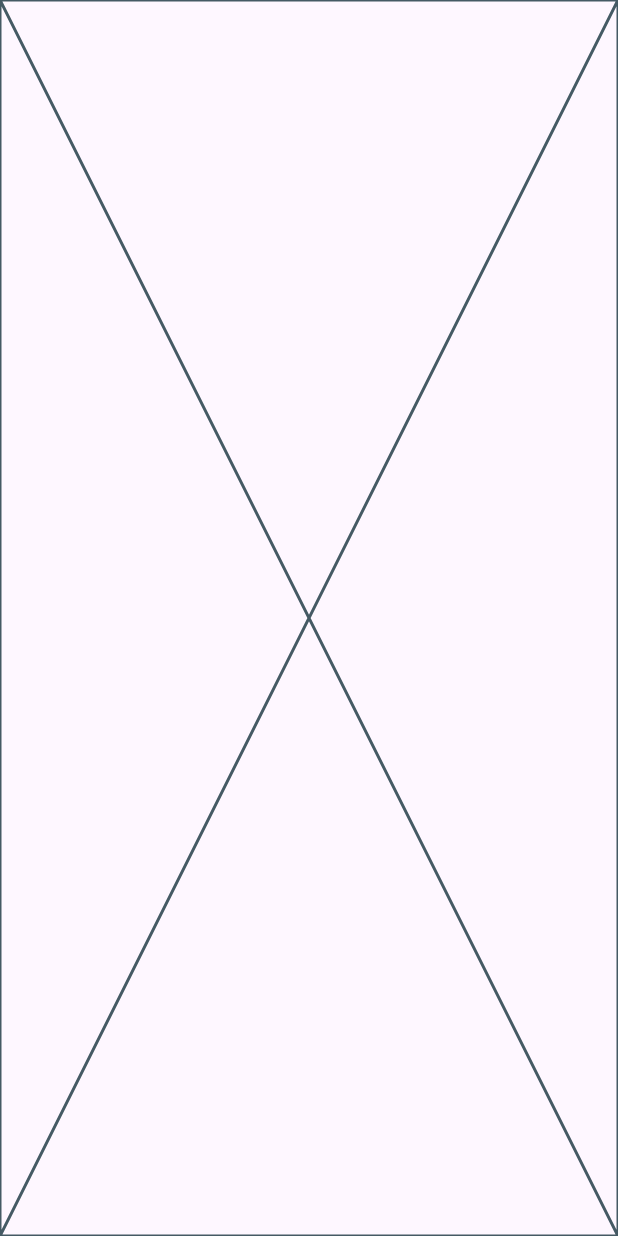
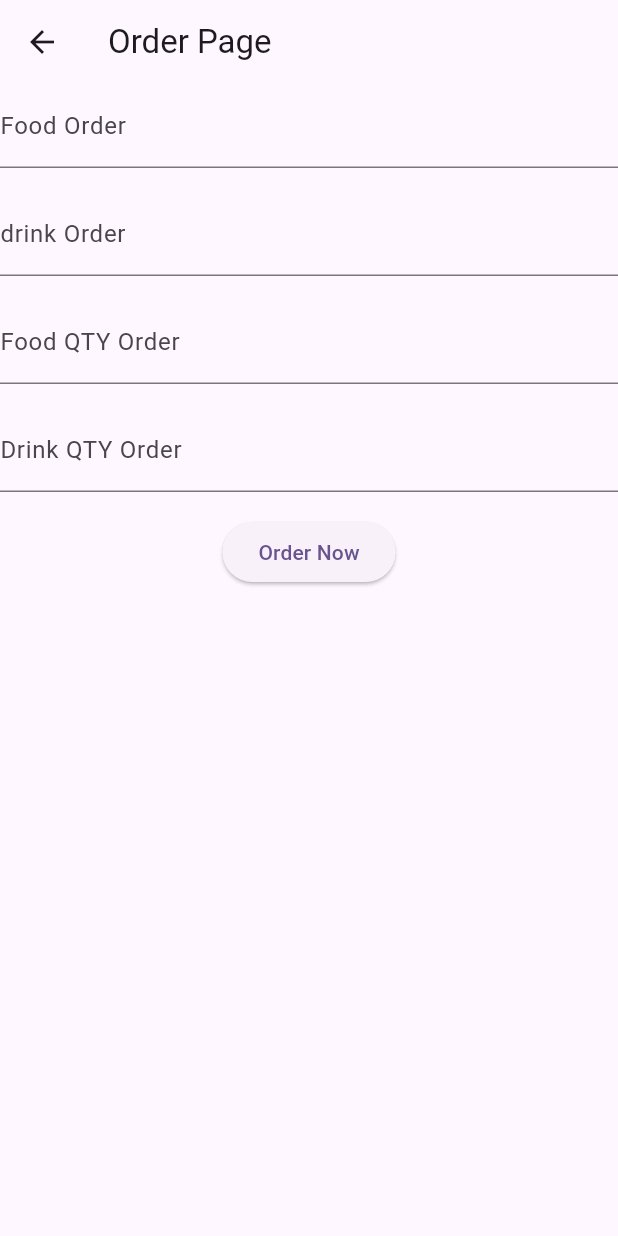
Before and after one commit to MusthafaLuthfi76/20220140201_act4, a Flutter app: the OrderPage screen opened directly, on a phone screen of 412 x 824 dp. Run offline on Flutter 3.47's test engine with Material 3 defaults, Android fonts, the light colour scheme and no system bars.

Commit message:
Menambahkan form order page dan juga button untuk ke detail order page

```diff
--- a/lib/OrderPage.dart
+++ b/lib/OrderPage.dart
@@ -19,12 +19,72 @@
     int jumlahMinuman = int.tryParse(jumlahMinumanController.text) ?? 0;
 
     setState(() {
-      totalHarga = (jumlahMakanan * 32000) + (jumlahMakanan * 50000);
+      totalHarga = (jumlahMakanan * 32000) + (jumlahMinuman * 50000);
     });
   }
 
   @override
   Widget build(BuildContext context) {
-    return const Placeholder();
+    final _formKey = GlobalKey<FormState>();
+    return Scaffold(
+      appBar: AppBar(title: Text('Order Page')),
+      body: Form(
+        key: _formKey,
+        child: Column(
+          spacing: 16,
+          children: [
+            TextFormField(
+              controller: makananController,
+              decoration: const InputDecoration(labelText: 'Food Order'),
+              validator: (value) {
+                if (value == null || value.isEmpty) {
+                  return 'Please enter yout food order';
+                }
+                return null;
+              },
+            ),
+            TextFormField(
+              controller: minumanController,
+              decoration: const InputDecoration(labelText: 'drink Order'),
+              validator: (value) {
+                if (value == null || value.isEmpty) {
+                  return 'Please enter yout drink order';
+                }
+                return null;
+              },
+            ),
+            TextFormField(
+              controller: jumlahMakananController,
+              decoration: const InputDecoration(labelText: 'Food QTY Order'),
+              validator: (value) {
+                if (value == null || value.isEmpty) {
+                  return 'Please enter your qty of food order';
+                }
+                return null;
+              },
+            ),
+            TextFormField(
+              controller: jumlahMinumanController,
+              decoration: const InputDecoration(labelText: 'Drink QTY Order'),
+              validator: (value) {
+                if (value == null || value.isEmpty) {
+                  return 'Please enter your qty of drink order';
+                }
+                return null;
+              },
+            ),
+            ElevatedButton(
+              onPressed: () {
+                if (_formKey.currentState!.validate()) {
+                  calculateTotalPrice();
+                  Navigator.push(context, MaterialPageRoute(builder: (context) => ),);
+                }
+              },
+              child: Text('Order Now'),
+            ),
+          ],
+        ),
+      ),
+    );
   }
 }
```
